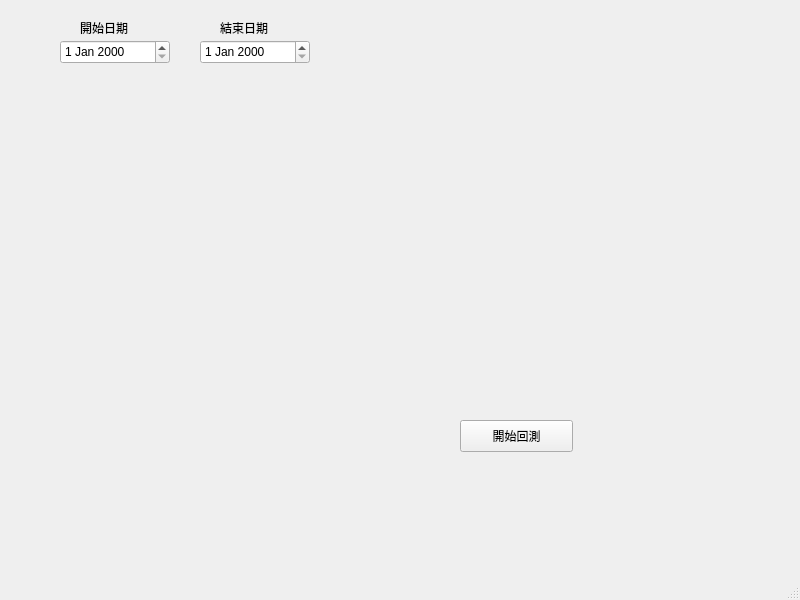
Before: the Qt Designer form UI_backtest.ui in bjioljlo/StockHistory, drawn with Qt 5.
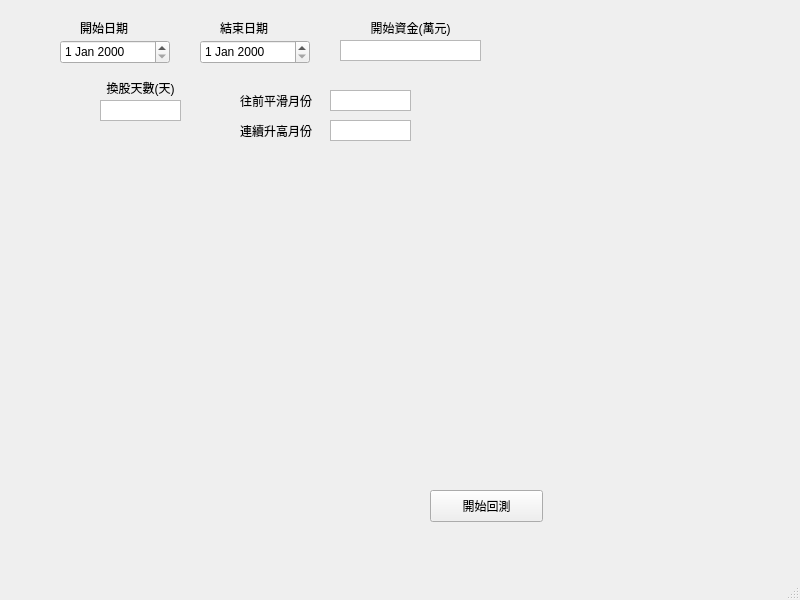
After: the same form once the commit is applied.

The edit to the form file:
```diff
--- a/UI_backtest.ui
+++ b/UI_backtest.ui
@@ -63,8 +63,8 @@
    <widget class="QPushButton" name="button_backtest">
     <property name="geometry">
      <rect>
-      <x>460</x>
-      <y>420</y>
+      <x>430</x>
+      <y>490</y>
       <width>113</width>
       <height>32</height>
      </rect>
@@ -73,6 +73,154 @@
      <string>開始回測</string>
     </property>
    </widget>
+   <widget class="QLabel" name="label_3">
+    <property name="geometry">
+     <rect>
+      <x>360</x>
+      <y>20</y>
+      <width>101</width>
+      <height>16</height>
+     </rect>
+    </property>
+    <property name="text">
+     <string>開始資金(萬元)</string>
+    </property>
+    <property name="alignment">
+     <set>Qt::AlignCenter</set>
+    </property>
+   </widget>
+   <widget class="QTextEdit" name="input_startMoney">
+    <property name="geometry">
+     <rect>
+      <x>340</x>
+      <y>40</y>
+      <width>141</width>
+      <height>21</height>
+     </rect>
+    </property>
+    <property name="font">
+     <font>
+      <pointsize>10</pointsize>
+      <weight>75</weight>
+      <bold>true</bold>
+     </font>
+    </property>
+    <property name="verticalScrollBarPolicy">
+     <enum>Qt::ScrollBarAlwaysOff</enum>
+    </property>
+    <property name="horizontalScrollBarPolicy">
+     <enum>Qt::ScrollBarAlwaysOff</enum>
+    </property>
+    <property name="documentTitle">
+     <string/>
+    </property>
+    <property name="placeholderText">
+     <string/>
+    </property>
+   </widget>
+   <widget class="QLabel" name="label_4">
+    <property name="geometry">
+     <rect>
+      <x>90</x>
+      <y>80</y>
+      <width>101</width>
+      <height>16</height>
+     </rect>
+    </property>
+    <property name="text">
+     <string>換股天數(天)</string>
+    </property>
+    <property name="alignment">
+     <set>Qt::AlignCenter</set>
+    </property>
+   </widget>
+   <widget class="QTextEdit" name="input_changeDays">
+    <property name="geometry">
+     <rect>
+      <x>100</x>
+      <y>100</y>
+      <width>81</width>
+      <height>21</height>
+     </rect>
+    </property>
+    <property name="font">
+     <font>
+      <pointsize>10</pointsize>
+      <weight>75</weight>
+      <bold>true</bold>
+     </font>
+    </property>
+    <property name="verticalScrollBarPolicy">
+     <enum>Qt::ScrollBarAlwaysOff</enum>
+    </property>
+    <property name="horizontalScrollBarPolicy">
+     <enum>Qt::ScrollBarAlwaysOff</enum>
+    </property>
+    <property name="documentTitle">
+     <string/>
+    </property>
+    <property name="placeholderText">
+     <string/>
+    </property>
+   </widget>
+   <widget class="QLabel" name="label_5">
+    <property name="geometry">
+     <rect>
+      <x>240</x>
+      <y>90</y>
+      <width>101</width>
+      <height>21</height>
+     </rect>
+    </property>
+    <property name="text">
+     <string>往前平滑月份</string>
+    </property>
+   </widget>
+   <widget class="QTextEdit" name="input_monthRP_UpMpnth">
+    <property name="geometry">
+     <rect>
+      <x>330</x>
+      <y>120</y>
+      <width>81</width>
+      <height>21</height>
+     </rect>
+    </property>
+    <property name="verticalScrollBarPolicy">
+     <enum>Qt::ScrollBarAlwaysOff</enum>
+    </property>
+    <property name="horizontalScrollBarPolicy">
+     <enum>Qt::ScrollBarAlwaysOff</enum>
+    </property>
+   </widget>
+   <widget class="QLabel" name="label_6">
+    <property name="geometry">
+     <rect>
+      <x>240</x>
+      <y>120</y>
+      <width>101</width>
+      <height>21</height>
+     </rect>
+    </property>
+    <property name="text">
+     <string>連續升高月份</string>
+    </property>
+   </widget>
+   <widget class="QTextEdit" name="input_monthRP_smoothAVG">
+    <property name="geometry">
+     <rect>
+      <x>330</x>
+      <y>90</y>
+      <width>81</width>
+      <height>21</height>
+     </rect>
+    </property>
+    <property name="verticalScrollBarPolicy">
+     <enum>Qt::ScrollBarAlwaysOff</enum>
+    </property>
+    <property name="horizontalScrollBarPolicy">
+     <enum>Qt::ScrollBarAlwaysOff</enum>
+    </property>
+   </widget>
   </widget>
   <widget class="QMenuBar" name="menubar">
    <property name="geometry">
```
